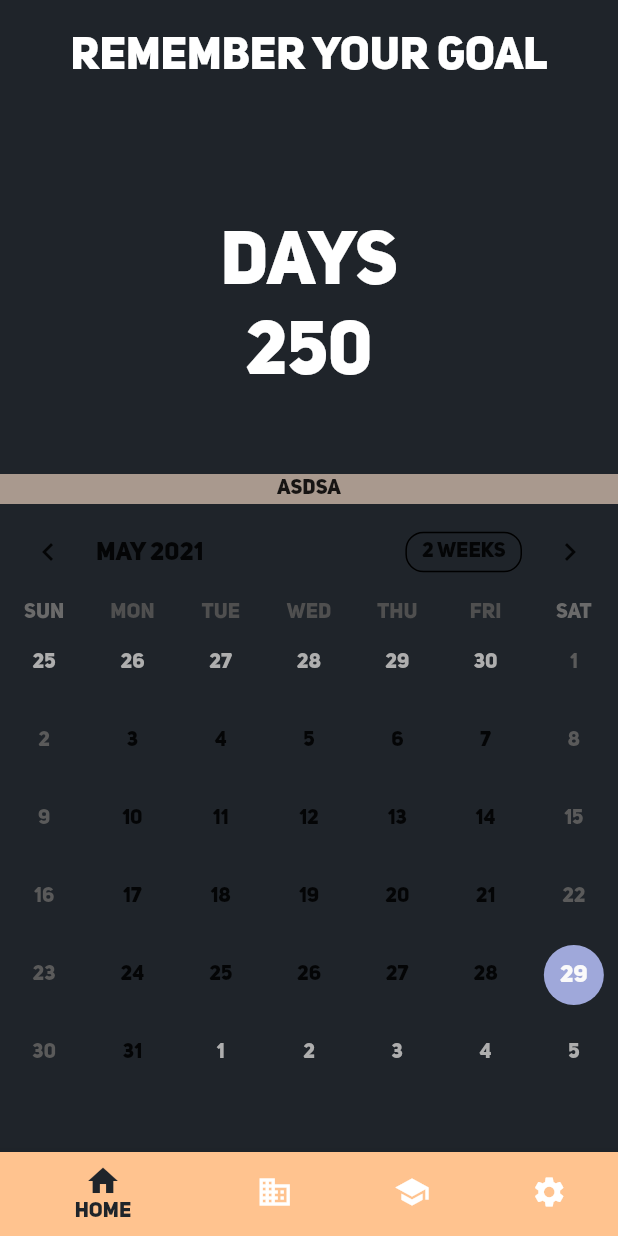
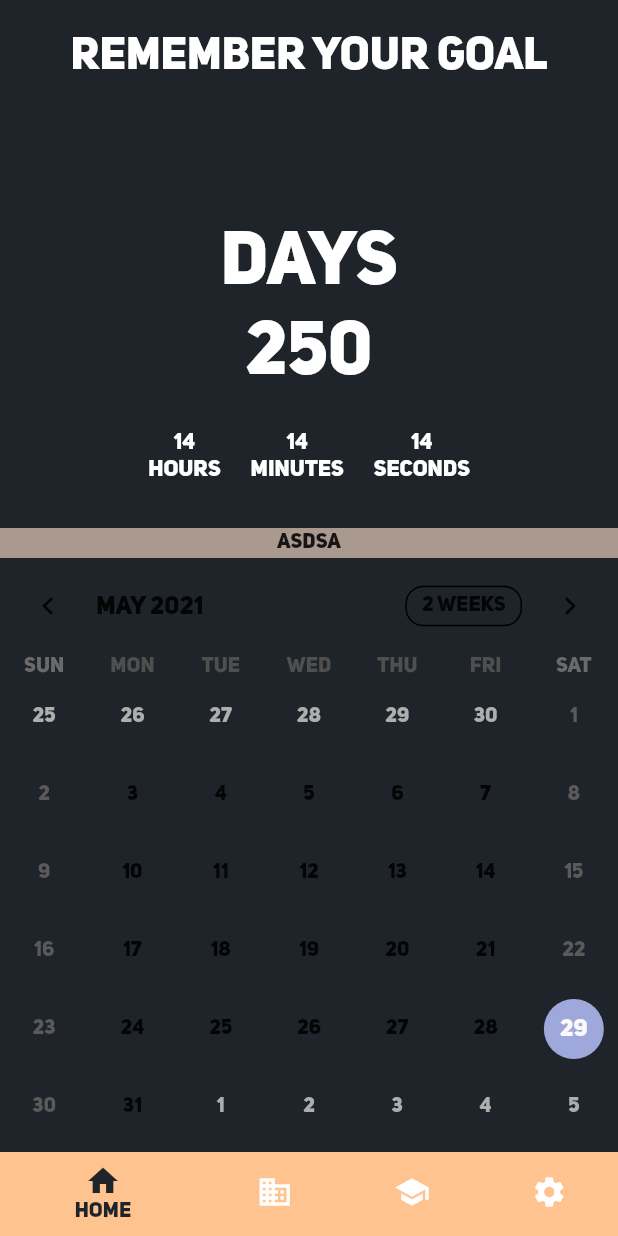
Before and after one commit to PhanukornKMITL/nofap_warrior, a Flutter app: the screen it shows after launch, on a phone screen of 412 x 824 dp. Run offline on Flutter 3.47's test engine with Material 2 defaults, Android fonts, the light colour scheme and no system bars; drawn by our look-alikes of table_calendar; our stand-ins replace hexcolor; project files that could hold a hidden picture were left out.

Commit message:
add time tracking text

```diff
--- a/lib/screen/Home/homefragment.dart
+++ b/lib/screen/Home/homefragment.dart
@@ -43,7 +43,77 @@ class _HomeFragmentState extends State<HomeFragment> {
           ),
         ),
         SizedBox(
-          height: 50.0,
+          height: 20.0,
+        ),
+        Row(
+          mainAxisAlignment: MainAxisAlignment.center,
+          children: <Widget>[
+            Column(
+              children: <Widget>[
+                Text(
+                  '14',
+                  style: TextStyle(
+                    color: Colors.white,
+                    fontWeight: FontWeight.bold,
+                    fontSize: 15.0,
+                  ),
+                ),
+                Text(
+                  'hours',
+                  style: TextStyle(
+                    color: Colors.white,
+                    fontWeight: FontWeight.bold,
+                    fontSize: 15.0,
+                  ),
+                ),
+              ],
+            ),
+            SizedBox(width: 20.0),
+            Column(
+              children: <Widget>[
+                Text(
+                  '14',
+                  style: TextStyle(
+                    color: Colors.white,
+                    fontWeight: FontWeight.bold,
+                    fontSize: 15.0,
+                  ),
+                ),
+                Text(
+                  'minutes',
+                  style: TextStyle(
+                    color: Colors.white,
+                    fontWeight: FontWeight.bold,
+                    fontSize: 15.0,
+                  ),
+                ),
+              ],
+            ),
+            SizedBox(width: 20.0),
+            Column(
+              children: <Widget>[
+                Text(
+                  '14',
+                  style: TextStyle(
+                    color: Colors.white,
+                    fontWeight: FontWeight.bold,
+                    fontSize: 15.0,
+                  ),
+                ),
+                Text(
+                  'seconds',
+                  style: TextStyle(
+                    color: Colors.white,
+                    fontWeight: FontWeight.bold,
+                    fontSize: 15.0,
+                  ),
+                ),
+              ],
+            ),
+          ],
+        ),
+        SizedBox(
+          height: 30.0,
         ),
         Row(
           children: <Widget>[
```
